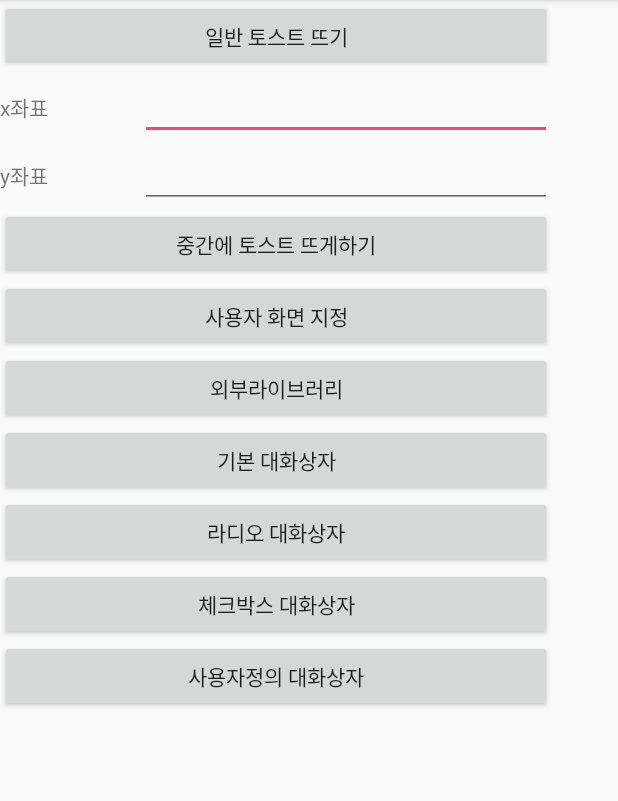
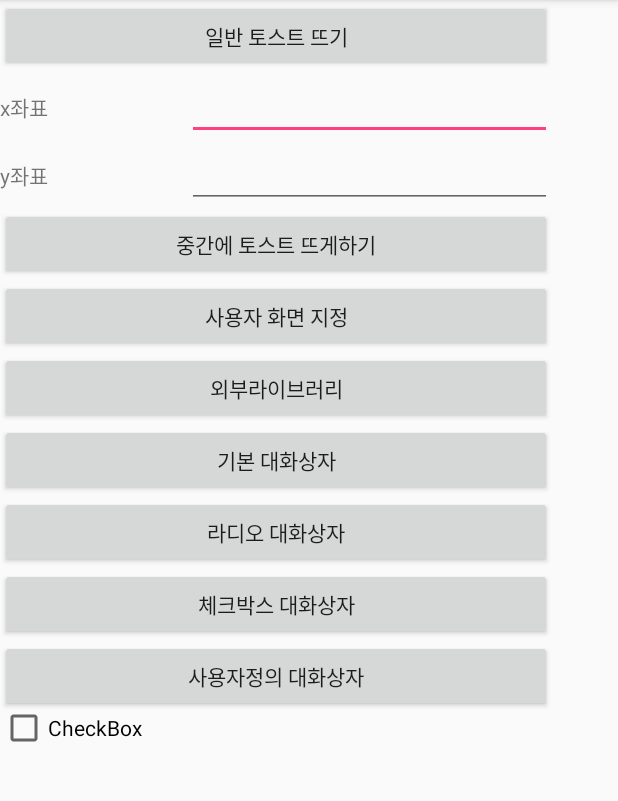
Before and after one commit to hk1459/4th-class, an Android app: the screen it shows after launch (MainActivity), on a phone screen of 412 x 824 dp, the part 84-885 px from its top. Run offline under Robolectric (Android 15) with nearby library versions, the phone set to English and light mode, and no system bars.

Commit message:
3/30 수업

```diff
--- a/app/src/main/java/com/example/kimja/a4thclass/MainActivity.java
+++ b/app/src/main/java/com/example/kimja/a4thclass/MainActivity.java
@@ -89,7 +89,7 @@ public class MainActivity extends AppCompatActivity implements View.OnClickListe
         });
 
     }
-    public void onClick(View v){  //온클릭으로 하는법 알기기
+    public void onClick(View v){  //온클릭으로 하는법 알기
         if(v.getId() == R.id.b5){
 
             AlertDialog.Builder dlg = new AlertDialog.Builder(this);
@@ -110,7 +110,7 @@ public class MainActivity extends AppCompatActivity implements View.OnClickListe
         else if (v.getId() == R.id.b6){
             AlertDialog.Builder dlg = new AlertDialog.Builder(this);
             String data[] = {"치킨","피자"};
-            dlg.setTitle("먹고싶은 메뉴는?")  //일반적인 대화상자
+            dlg.setTitle("먹고싶은 메뉴는?")
                     .setSingleChoiceItems(data, 1, new DialogInterface.OnClickListener() {
                         @Override
                         public void onClick(DialogInterface dialog, int which) {
@@ -162,8 +162,7 @@ public class MainActivity extends AppCompatActivity implements View.OnClickListe
 
             View view = View.inflate(getApplicationContext(),R.layout.layout,null);
             final EditText et = (EditText)view.findViewById(R.id.editText3);
-            dlg.setTitle("먹고싶은 메뉴는?")  //일반적인 대화상자
-
+            dlg.setTitle("먹고싶은 메뉴는?")
                     .setView(view)
                     .setIcon(R.mipmap.ic_launcher)
                     .setPositiveButton("닫기",null)
--- a/app/src/main/java/com/example/kimja/a4thclass/fragment.java
+++ b/app/src/main/java/com/example/kimja/a4thclass/fragment.java
@@ -8,9 +8,7 @@ import android.view.View;
 import android.view.ViewGroup;
 import android.widget.TextView;
 
-/**
- * Created by kimja on 2017-03-30.
- */
+
 
 public class fragment extends android.support.v4.app.Fragment{
     @Nullable
--- a/app/src/main/res/layout/activity_main.xml
+++ b/app/src/main/res/layout/activity_main.xml
@@ -147,5 +147,18 @@
                 android:text="사용자정의 대화상자" />
         </TableRow>
 
+        <TableRow
+            android:layout_width="match_parent"
+            android:layout_height="match_parent" >
+            <fragment
+                android:name="com.example.kimja.a4thclass.fragment"
+                android:id="@+id/fragment"
+                android:layout_width="match_parent"
+                android:layout_height="match_parent"
+                tools:layout="@layout/fragment"
+                />
+
+        </TableRow>
+
     </TableLayout>
 </LinearLayout>
--- a/app/src/main/res/layout/fragment.xml
+++ b/app/src/main/res/layout/fragment.xml
@@ -2,6 +2,12 @@
 <LinearLayout xmlns:android="http://schemas.android.com/apk/res/android"
     android:orientation="vertical" android:layout_width="match_parent"
     android:layout_height="match_parent">
+
+    <CheckBox
+        android:id="@+id/checkBox"
+        android:layout_width="match_parent"
+        android:layout_height="wrap_content"
+        android:text="CheckBox" />
 
     <TextView
         android:background="#ffffff"
```
